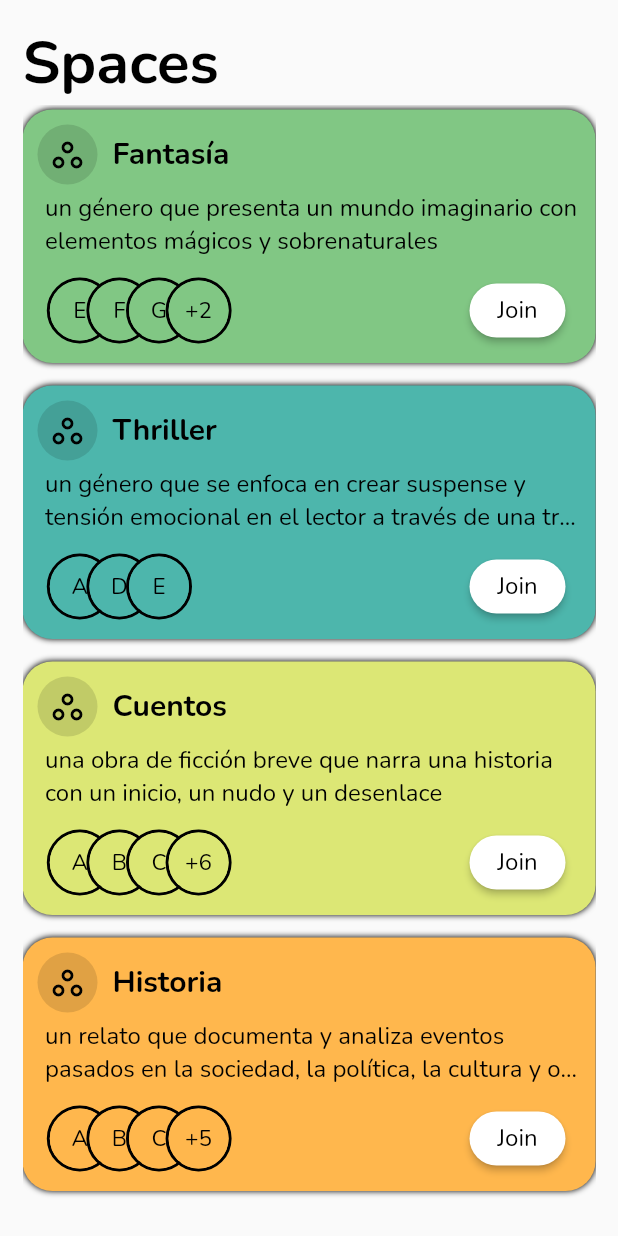
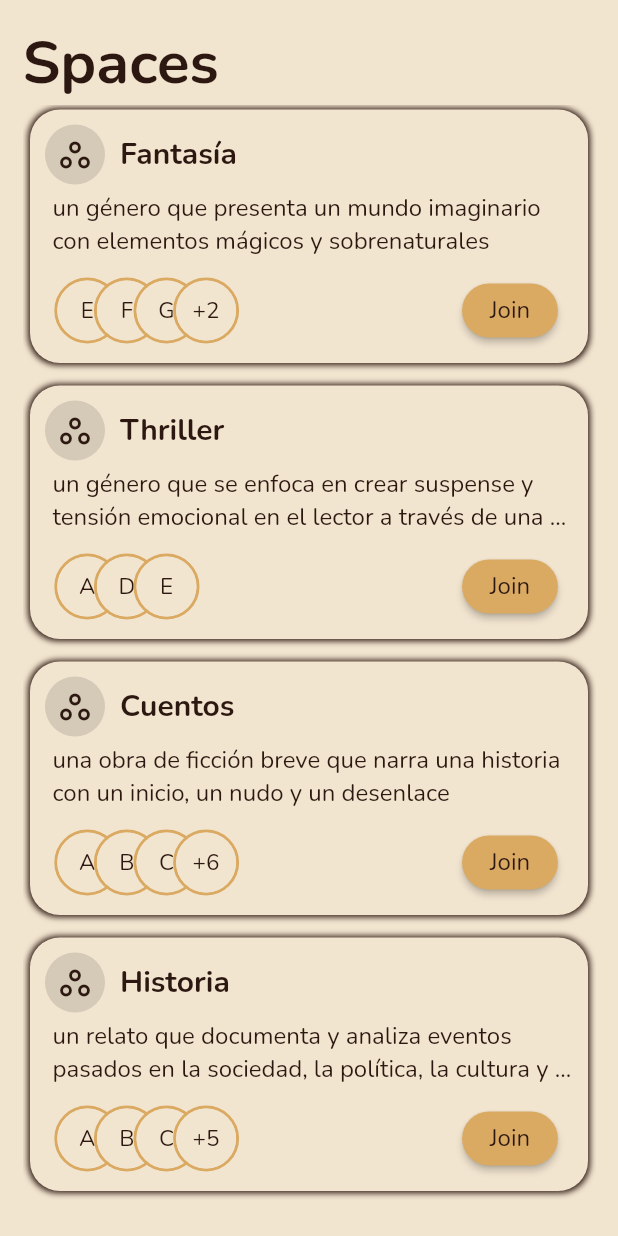
Before and after one commit to TomasWard1/deep, a Flutter app: the screen it shows after launch, scrolled down 375 dp, on a phone screen of 412 x 824 dp. Run offline on Flutter 3.47's test engine with Material 2 defaults, Android fonts, the light colour scheme and no system bars; our stand-ins replace get, google_fonts.

Commit message:
Done: - Initial Setup - Space claas - Space tile UI - Colores de la app

```diff
--- a/lib/helpers/DeepWidgets.dart
+++ b/lib/helpers/DeepWidgets.dart
@@ -4,6 +4,10 @@ import 'package:google_fonts/google_fonts.dart';
 import '../classes/SpaceClass.dart';
 
 class DeepWidgets {
+  Color bgColor = const Color(0xFFF2E5D0);
+  Color textColor = const Color(0xFF2C1810);
+  Color accentColor = const Color(0xFFdaaa63);
+
   Widget titleText(String title, Color color) => Text(
         title,
         style: GoogleFonts.nunito(textStyle: TextStyle(fontWeight: FontWeight.bold, fontSize: 40, color: color)),
@@ -27,30 +31,32 @@ class DeepWidgets {
           margin: const EdgeInsets.only(bottom: 15),
           padding: const EdgeInsets.all(10),
           decoration: BoxDecoration(
-              color: s.color,
+              color: bgColor,
+              // color: s.color,
               borderRadius: BorderRadius.circular(20),
-              boxShadow: const [BoxShadow(color: Colors.black, blurRadius: 3, spreadRadius: 0)]),
+              boxShadow: [BoxShadow(color: textColor, blurRadius: 3, spreadRadius: 1)]),
           child: Column(
             children: [
-              Row(//
+              Row(
+                //
                 children: [
-                  const CircleAvatar(
+                  CircleAvatar(
                     backgroundColor: Colors.black12,
-                    child: Icon(Icons.workspaces_outlined, color: Colors.black),
+                    child: Icon(Icons.workspaces_outlined, color: textColor),
                   ),
                   Expanded(
                       child: Padding(
                     padding: const EdgeInsets.only(left: 10.0),
-                    child: headingText(s.name, Colors.black),
+                    child: headingText(s.name, textColor),
                   ))
                 ],
               ),
               Padding(
                 padding: const EdgeInsets.only(left: 5.0, top: 5, bottom: 10),
-                child: bodyText(s.description, Colors.black),
+                child: bodyText(s.description, textColor),
               ),
               Padding(
-                padding: const EdgeInsets.only(left: 15,right:10),
+                padding: const EdgeInsets.only(left: 15, right: 10),
                 child: Row(
                   mainAxisSize: MainAxisSize.min,
                   children: [Expanded(child: participantOverlapList(s.participantIds, s.color)), joinButton()],
@@ -67,12 +73,12 @@ class DeepWidgets {
           //join space
         },
         style: ElevatedButton.styleFrom(
-            backgroundColor: Colors.white, shape: RoundedRectangleBorder(borderRadius: BorderRadius.circular(20))),
-        child: bodyText('Join', Colors.black));
+            backgroundColor: accentColor, shape: RoundedRectangleBorder(borderRadius: BorderRadius.circular(20))),
+        child: bodyText('Join', textColor));
   }
 
   Widget participantOverlapList(List<String> users, Color color) {
-    return Container(
+    return SizedBox(
       height: 50,
       child: ListView.builder(
           shrinkWrap: false,
@@ -94,13 +100,13 @@ class DeepWidgets {
     return Align(
       widthFactor: .6,
       child: Container(
-        decoration: BoxDecoration(border: Border.all(color: Colors.black, width: 2), shape: BoxShape.circle),
+        decoration: BoxDecoration(border: Border.all(color: accentColor, width: 2), shape: BoxShape.circle),
         child: CircleAvatar(
-            backgroundColor: color,
+            backgroundColor: bgColor,
             child: Text(
               text,
               style: GoogleFonts.nunito(
-                  textStyle: const TextStyle(fontSize: 15, color: Colors.black, fontWeight: FontWeight.normal)),
+                  textStyle: TextStyle(fontSize: 15, color: textColor, fontWeight: FontWeight.normal)),
             )),
       ),
     );
--- a/lib/screens/SpacesTab.dart
+++ b/lib/screens/SpacesTab.dart
@@ -11,6 +11,7 @@ class SpacesTab extends GetView<SpacesController> {
   @override
   Widget build(BuildContext context) {
     return Scaffold(
+        backgroundColor: DeepWidgets().bgColor,
         body: SafeArea(
           child: Padding(
             padding: const EdgeInsets.all(15.0),
@@ -18,11 +19,11 @@ class SpacesTab extends GetView<SpacesController> {
               children: [
                 SizedBox(
                   width: double.infinity,
-              child: DeepWidgets().titleText('Spaces',Colors.black),
+                  child: DeepWidgets().titleText('Spaces', DeepWidgets().textColor),
                 ),
                 Expanded(
                   child: ListView.builder(
-                padding: const EdgeInsets.only(top:10),
+                      padding: const EdgeInsets.only(top: 10, left: 5, right: 5, bottom: 20),
                       shrinkWrap: true,
                       physics: const AlwaysScrollableScrollPhysics(parent: BouncingScrollPhysics()),
                       itemCount: controller.spaces.length,
```
Lines whose indentation alone changed are shown as unchanged.
